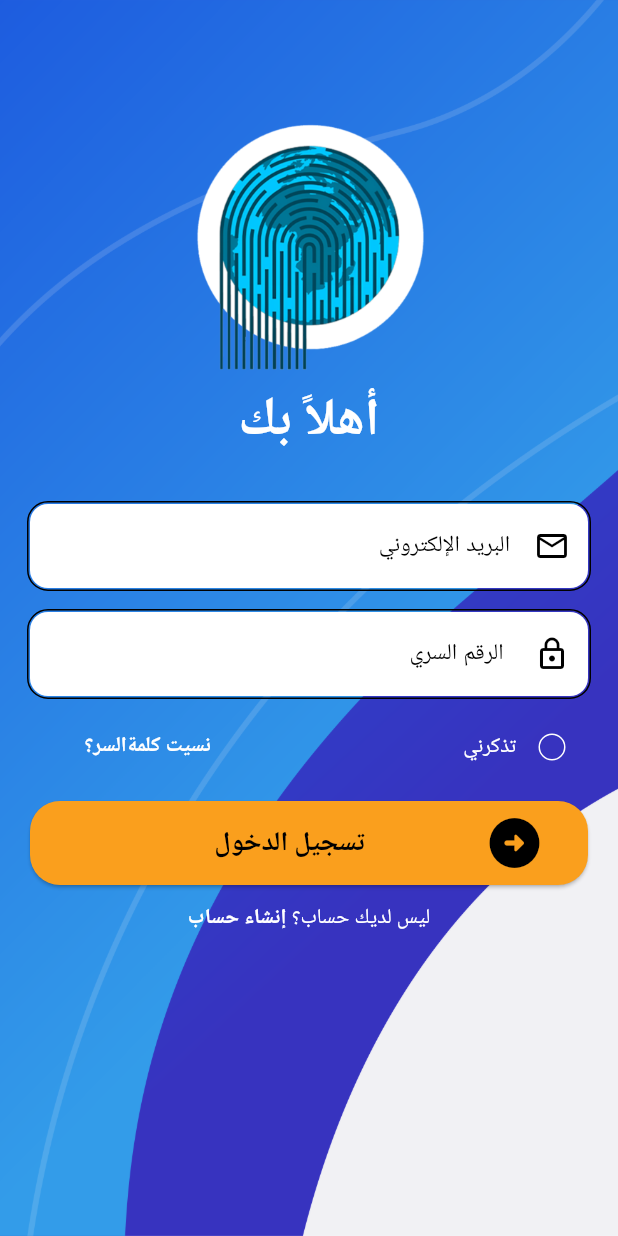
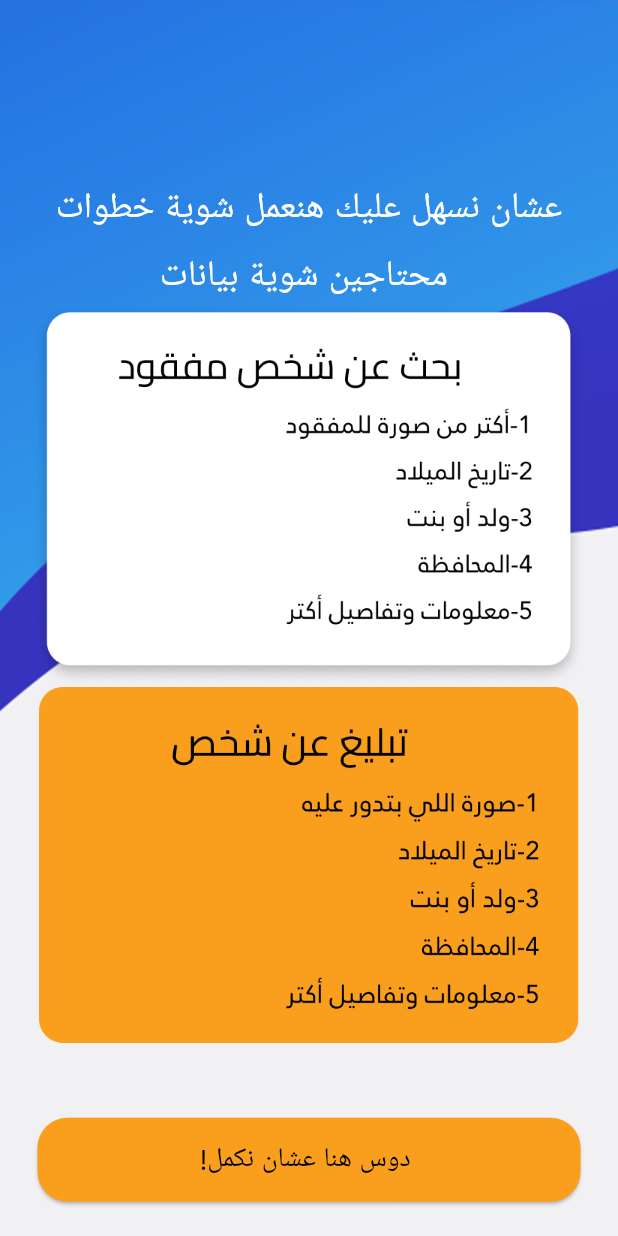
Before and after one commit to DoaaAbdelazez/our_children, a Flutter app: the SignInView screen opened by its route, after a tap on "تسجيل الدخول", on a phone screen of 412 x 824 dp. Run offline on Flutter 3.47's test engine with Material 3 defaults, Android fonts, the light colour scheme and no system bars; our stand-ins replace flutter_bloc, get_it, go_router, shared_preferences; accounts and stored records are empty; Roboto replaces fonts that are missing (Almarai).

Commit message:
create Rules_Screen

```diff
--- /dev/null
+++ b/lib/Features/Rules_screen/rules_screen_view.dart
@@ -0,0 +1,60 @@
+import 'package:flutter/material.dart';
+import 'package:our_children/core/utils/app_assets.dart';
+import 'package:our_children/core/utils/app_strings.dart';
+import 'package:our_children/core/utils/app_text_style.dart';
+import 'package:our_children/core/widgets/custom_btn.dart';
+
+class RulesScreenView extends StatelessWidget {
+  const RulesScreenView({super.key});
+
+  @override
+  Widget build(BuildContext context) {
+    return Scaffold(
+      body: Stack(
+        fit: StackFit.expand,
+        children: [
+          Image.asset(
+            Assets.assetsImagesOn1,
+            fit: BoxFit.cover,
+          ),
+          Padding(
+            padding: const EdgeInsets.only(top: 122),
+            child: Column(
+              children: [
+                //!First text
+                Text(
+                  AppStrings.explane,
+                  style: CustomTextStyle.cairo400style24,
+                ),
+                const SizedBox(
+                  height: 10,
+                ),
+                //!sec_text
+                Text(
+                  AppStrings.explane2,
+                  style: CustomTextStyle.cairo400style24,
+                ),
+//!frame1_image
+                Image.asset(
+                  Assets.assetsImagesFrame3,
+                  width: 370,
+                ),
+                //!frame2_image
+                Image.asset(Assets.assetsImagesFrame4, width: 360),
+
+                SizedBox(
+                  height: 50,
+                ),
+                //!btn
+                Padding(
+                  padding: const EdgeInsets.only(right: 25, left: 25),
+                  child: CustomBtn(onPressed: () {}, text: AppStrings.clickHer),
+                )
+              ],
+            ),
+          ),
+        ],
+      ),
+    );
+  }
+}
--- a/lib/Features/auth/peresenration/views/sign_in_view.dart
+++ b/lib/Features/auth/peresenration/views/sign_in_view.dart
@@ -1,6 +1,7 @@
 import 'package:flutter/material.dart';
 import 'package:our_children/core/utils/app_assets.dart';
 
+import '../../../../core/functions/navigation.dart';
 import '../../../../core/utils/app_colors.dart';
 import '../../../../core/utils/app_strings.dart';
 import '../../../../core/utils/app_text_style.dart';
@@ -113,7 +114,9 @@ class SignInView extends StatelessWidget {
               //!btn
               SliverToBoxAdapter(
                 child: CustomButton(
-                  onPressed: () {},
+                  onPressed: () {
+                    customReplacementNavigate(context, "/RulesScreenView");
+                  },
                   text: AppStrings.login,
                 ),
               ),
--- a/lib/core/routes/app_router.dart
+++ b/lib/core/routes/app_router.dart
@@ -1,14 +1,16 @@
 import 'package:flutter_bloc/flutter_bloc.dart';
 import 'package:go_router/go_router.dart';
+import 'package:our_children/Features/Rules_screen/rules_screen_view.dart';
 import 'package:our_children/Features/auth/peresenration/auth_cubit/cubit/auth_cubit.dart';
 import 'package:our_children/Features/splash/presentation/view/splash_view.dart';
 import 'package:our_children/core/services/services_locator.dart';
 
-import '../../Features/First_Screen/first_screen.dart';
+import '../../Features/First_Screen/first_screen_view.dart';
 import '../../Features/auth/peresenration/views/sign_in_view.dart';
 import '../../Features/auth/peresenration/views/sign_up_view.dart';
 
-final GoRouter router = GoRouter(routes: [
+final GoRouter router = GoRouter(
+  routes: [
     GoRoute(
       path: "/",
       builder: (context, state) => const SplashView(),
@@ -31,4 +33,9 @@ final GoRouter router = GoRouter(routes: [
         child: const SignInView(),
       ),
     ),
-]);
+    GoRoute(
+      path: "/RulesScreenView",
+      builder: (context, state) => const RulesScreenView(),
+    ),
+  ],
+);
--- a/lib/core/utils/app_assets.dart
+++ b/lib/core/utils/app_assets.dart
@@ -3,7 +3,8 @@ class Assets {
 
   /// Assets for assetsImagesBackgroundone
   /// assets/images/backgroundone.PNG
-  static const String assetsImagesBackgroundone = "assets/images/backgroundone.PNG";
+  static const String assetsImagesBackgroundone =
+      "assets/images/backgroundone.PNG";
 
   /// Assets for assetsImagesLogin
   /// assets/images/login.png
@@ -19,5 +20,10 @@ class Assets {
 
   /// Assets for assetsImagesSplashscreen
   /// assets/images/splashscreen.png
-  static const String assetsImagesSplashscreen = "assets/images/splashscreen.png";
+  static const String assetsImagesSplashscreen =
+      "assets/images/splashscreen.png";
+  static const String assetsImagesFrame3 =
+      "assets/images/Frame3.png";
+  static const String assetsImagesFrame4 =
+      "assets/images/Frame4.png";
 }
--- a/lib/core/utils/app_strings.dart
+++ b/lib/core/utils/app_strings.dart
@@ -16,4 +16,7 @@ abstract class AppStrings {
   static const String forgetPass = "نسيت كلمةالسر؟";
   static const String noHaveAccount = " ليس لديك حساب؟";
   static const String createAccount = " إنشاء حساب ";
+  static const String explane = " عشان نسهل عليك هنعمل شوية خطوات ";
+  static const String explane2 = " محتاجين شوية بيانات";
+  static const String clickHer = " دوس هنا عشان نكمل!";
 }
--- a/lib/core/utils/app_text_style.dart
+++ b/lib/core/utils/app_text_style.dart
@@ -7,6 +7,11 @@ abstract class CustomTextStyle {
       fontWeight: FontWeight.w700,
       color: AppColors.white,
       fontFamily: "Inter");
+  static final cairo400style24 =  TextStyle(
+      fontSize: 24,
+      fontWeight: FontWeight.w400,
+      color: AppColors.white,
+      fontFamily: "Cairo");
   static final inter700style28 = const TextStyle(
       fontSize: 28,
       fontWeight: FontWeight.w800,
```
Also changed, not shown: assets/images/Frame3.png (added), assets/images/Frame4.png (added), lib/Features/First_Screen/first_screen_view.dart (renamed from lib/Features/First_Screen/first_screen.dart). Lines whose indentation alone changed are shown as unchanged.
